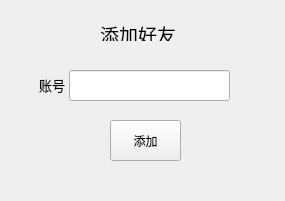
First picture: the form in friendmaking.ui, repository yuanchuc/MyQQ-Json, before the edit.
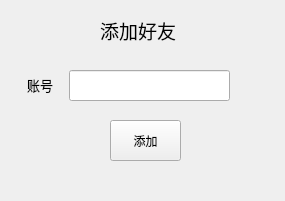
Second picture: the form after the edit.

Diff of the .ui file:
```diff
--- a/friendmaking.ui
+++ b/friendmaking.ui
@@ -40,9 +40,9 @@
    <property name="geometry">
     <rect>
      <x>100</x>
-     <y>20</y>
-     <width>81</width>
-     <height>21</height>
+     <y>10</y>
+     <width>101</width>
+     <height>41</height>
     </rect>
    </property>
    <property name="text">
@@ -52,7 +52,7 @@
   <widget class="QLabel" name="label_2">
    <property name="geometry">
     <rect>
-     <x>39</x>
+     <x>27</x>
      <y>75</y>
      <width>31</width>
      <height>21</height>
```
